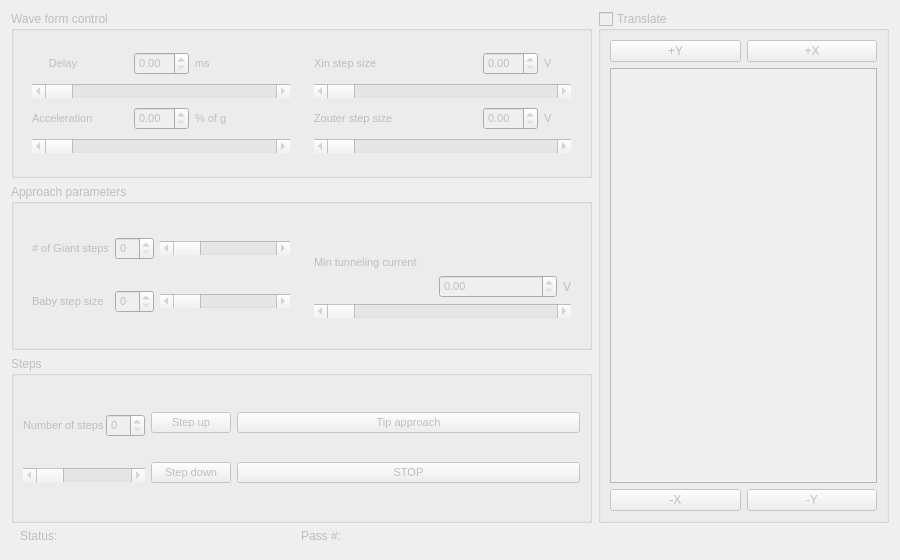
This is pyqt5 STM software/ui/TipApproach.ui in freestylexyz/STM-pyqt5-software as Qt 5 draws it before an edit. The edited form follows.
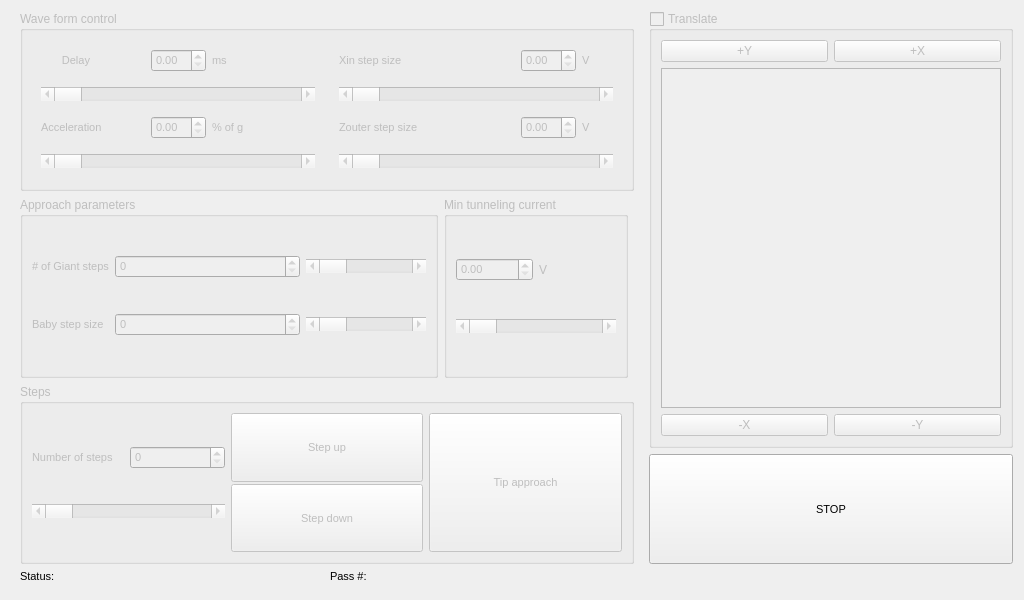
This is the edited form. Icons and pictures are not drawn.

The edit to the form file:
```diff
--- a/pyqt5 STM software/ui/TipApproach.ui
+++ b/pyqt5 STM software/ui/TipApproach.ui
@@ -3,14 +3,14 @@
  <class>TipApproach</class>
  <widget class="QWidget" name="TipApproach">
   <property name="enabled">
-   <bool>false</bool>
+   <bool>true</bool>
   </property>
   <property name="geometry">
    <rect>
     <x>0</x>
     <y>0</y>
-    <width>900</width>
-    <height>560</height>
+    <width>1024</width>
+    <height>600</height>
    </rect>
   </property>
   <property name="sizePolicy">
@@ -21,10 +21,15 @@
   </property>
   <property name="minimumSize">
    <size>
-    <width>900</width>
-    <height>560</height>
+    <width>1024</width>
+    <height>600</height>
    </size>
   </property>
+  <property name="font">
+   <font>
+    <pointsize>9</pointsize>
+   </font>
+  </property>
   <property name="windowTitle">
    <string>Tip Approach</string>
   </property>
@@ -32,14 +37,415 @@
    <iconset>
     <normaloff>:/menuIcon/tipappriconblack.png</normaloff>:/menuIcon/tipappriconblack.png</iconset>
   </property>
-  <layout class="QGridLayout" name="gridLayout_3">
-   <item row="0" column="0" colspan="2">
-    <layout class="QVBoxLayout" name="verticalLayout_8">
+  <layout class="QGridLayout" name="gridLayout_5">
+   <item row="2" column="0">
+    <widget class="QWidget" name="widget_Status_TipAppr" native="true">
+     <property name="sizePolicy">
+      <sizepolicy hsizetype="Preferred" vsizetype="Fixed">
+       <horstretch>0</horstretch>
+       <verstretch>0</verstretch>
+      </sizepolicy>
+     </property>
+     <property name="minimumSize">
+      <size>
+       <width>0</width>
+       <height>18</height>
+      </size>
+     </property>
+     <property name="font">
+      <font>
+       <pointsize>8</pointsize>
+      </font>
+     </property>
+     <layout class="QGridLayout" name="gridLayout_10">
+      <property name="topMargin">
+       <number>0</number>
+      </property>
+      <property name="bottomMargin">
+       <number>6</number>
+      </property>
+      <item row="0" column="0">
+       <widget class="QLabel" name="label_14">
+        <property name="text">
+         <string>Status:</string>
+        </property>
+        <property name="alignment">
+         <set>Qt::AlignBottom|Qt::AlignLeading|Qt::AlignLeft</set>
+        </property>
+       </widget>
+      </item>
+      <item row="0" column="1">
+       <widget class="QLabel" name="label_Status_Status">
+        <property name="text">
+         <string/>
+        </property>
+        <property name="alignment">
+         <set>Qt::AlignBottom|Qt::AlignLeading|Qt::AlignLeft</set>
+        </property>
+       </widget>
+      </item>
+      <item row="0" column="2">
+       <widget class="QLabel" name="label_15">
+        <property name="text">
+         <string>Pass #:</string>
+        </property>
+        <property name="alignment">
+         <set>Qt::AlignBottom|Qt::AlignLeading|Qt::AlignLeft</set>
+        </property>
+       </widget>
+      </item>
+      <item row="0" column="3">
+       <widget class="QLabel" name="label_Pass_Status">
+        <property name="text">
+         <string/>
+        </property>
+        <property name="alignment">
+         <set>Qt::AlignBottom|Qt::AlignLeading|Qt::AlignLeft</set>
+        </property>
+       </widget>
+      </item>
+     </layout>
+    </widget>
+   </item>
+   <item row="0" column="0" rowspan="2">
+    <widget class="QWidget" name="widget_7" native="true">
+     <layout class="QGridLayout" name="gridLayout_6">
+      <property name="topMargin">
+       <number>0</number>
+      </property>
+      <property name="bottomMargin">
+       <number>0</number>
+      </property>
+      <item row="2" column="0" colspan="3">
+       <widget class="QGroupBox" name="groupBox_Steps_TipAppr">
+        <property name="enabled">
+         <bool>false</bool>
+        </property>
+        <property name="sizePolicy">
+         <sizepolicy hsizetype="Preferred" vsizetype="Preferred">
+          <horstretch>0</horstretch>
+          <verstretch>0</verstretch>
+         </sizepolicy>
+        </property>
+        <property name="title">
+         <string>Steps</string>
+        </property>
+        <layout class="QGridLayout" name="gridLayout_2">
+         <item row="0" column="2">
+          <widget class="QWidget" name="widget_6" native="true">
+           <layout class="QVBoxLayout" name="verticalLayout_9">
+            <property name="spacing">
+             <number>2</number>
+            </property>
+            <property name="leftMargin">
+             <number>0</number>
+            </property>
+            <property name="topMargin">
+             <number>0</number>
+            </property>
+            <property name="rightMargin">
+             <number>0</number>
+            </property>
+            <property name="bottomMargin">
+             <number>0</number>
+            </property>
      <item>
+             <widget class="QPushButton" name="pushButton_TipAppr_Steps">
+              <property name="sizePolicy">
+               <sizepolicy hsizetype="Minimum" vsizetype="Minimum">
+                <horstretch>0</horstretch>
+                <verstretch>0</verstretch>
+               </sizepolicy>
+              </property>
+              <property name="font">
+               <font>
+                <pointsize>8</pointsize>
+               </font>
+              </property>
+              <property name="text">
+               <string>Tip approach</string>
+              </property>
+             </widget>
+            </item>
+           </layout>
+          </widget>
+         </item>
+         <item row="0" column="0">
+          <widget class="QWidget" name="widget" native="true">
+           <layout class="QVBoxLayout" name="verticalLayout_4">
+            <property name="spacing">
+             <number>2</number>
+            </property>
+            <property name="leftMargin">
+             <number>0</number>
+            </property>
+            <property name="topMargin">
+             <number>0</number>
+            </property>
+            <property name="rightMargin">
+             <number>0</number>
+            </property>
+            <property name="bottomMargin">
+             <number>0</number>
+            </property>
+            <item>
+             <layout class="QHBoxLayout" name="horizontalLayout_7">
+              <property name="spacing">
+               <number>2</number>
+              </property>
+              <item>
+               <widget class="QLabel" name="label_11">
+                <property name="font">
+                 <font>
+                  <pointsize>8</pointsize>
+                 </font>
+                </property>
+                <property name="text">
+                 <string>Number of steps</string>
+                </property>
+               </widget>
+              </item>
+              <item>
+               <widget class="QSpinBox" name="spinBox_NumInput_Steps">
+                <property name="font">
+                 <font>
+                  <pointsize>8</pointsize>
+                 </font>
+                </property>
+               </widget>
+              </item>
+             </layout>
+            </item>
+            <item>
+             <widget class="QScrollBar" name="scrollBar_NumInput_Steps">
+              <property name="orientation">
+               <enum>Qt::Horizontal</enum>
+              </property>
+             </widget>
+            </item>
+            <item>
+             <spacer name="horizontalSpacer_2">
+              <property name="orientation">
+               <enum>Qt::Horizontal</enum>
+              </property>
+              <property name="sizeType">
+               <enum>QSizePolicy::Minimum</enum>
+              </property>
+              <property name="sizeHint" stdset="0">
+               <size>
+                <width>40</width>
+                <height>0</height>
+               </size>
+              </property>
+             </spacer>
+            </item>
+           </layout>
+          </widget>
+         </item>
+         <item row="0" column="1">
+          <widget class="QWidget" name="widget_2" native="true">
+           <layout class="QVBoxLayout" name="verticalLayout_6">
+            <property name="spacing">
+             <number>2</number>
+            </property>
+            <property name="leftMargin">
+             <number>0</number>
+            </property>
+            <property name="topMargin">
+             <number>0</number>
+            </property>
+            <property name="rightMargin">
+             <number>0</number>
+            </property>
+            <property name="bottomMargin">
+             <number>0</number>
+            </property>
+            <item>
+             <widget class="QPushButton" name="pushButton_Up_Steps">
+              <property name="sizePolicy">
+               <sizepolicy hsizetype="Minimum" vsizetype="Minimum">
+                <horstretch>0</horstretch>
+                <verstretch>0</verstretch>
+               </sizepolicy>
+              </property>
+              <property name="font">
+               <font>
+                <pointsize>8</pointsize>
+               </font>
+              </property>
+              <property name="text">
+               <string>Step up</string>
+              </property>
+             </widget>
+            </item>
+            <item>
+             <widget class="QPushButton" name="pushButton_Down_Steps">
+              <property name="sizePolicy">
+               <sizepolicy hsizetype="Minimum" vsizetype="Minimum">
+                <horstretch>0</horstretch>
+                <verstretch>0</verstretch>
+               </sizepolicy>
+              </property>
+              <property name="font">
+               <font>
+                <pointsize>8</pointsize>
+               </font>
+              </property>
+              <property name="text">
+               <string>Step down</string>
+              </property>
+             </widget>
+            </item>
+            <item>
+             <spacer name="horizontalSpacer_3">
+              <property name="orientation">
+               <enum>Qt::Horizontal</enum>
+              </property>
+              <property name="sizeType">
+               <enum>QSizePolicy::Minimum</enum>
+              </property>
+              <property name="sizeHint" stdset="0">
+               <size>
+                <width>40</width>
+                <height>0</height>
+               </size>
+              </property>
+             </spacer>
+            </item>
+           </layout>
+          </widget>
+         </item>
+        </layout>
+       </widget>
+      </item>
+      <item row="1" column="0">
+       <widget class="QGroupBox" name="groupBox_ApprPar_TipAppr">
+        <property name="enabled">
+         <bool>false</bool>
+        </property>
+        <property name="title">
+         <string>Approach parameters</string>
+        </property>
+        <layout class="QGridLayout" name="gridLayout_4">
+         <item row="3" column="2">
+          <widget class="QScrollBar" name="scrollBar_BstepInput_ApprPar">
+           <property name="sizePolicy">
+            <sizepolicy hsizetype="Minimum" vsizetype="Fixed">
+             <horstretch>0</horstretch>
+             <verstretch>0</verstretch>
+            </sizepolicy>
+           </property>
+           <property name="minimumSize">
+            <size>
+             <width>120</width>
+             <height>0</height>
+            </size>
+           </property>
+           <property name="orientation">
+            <enum>Qt::Horizontal</enum>
+           </property>
+          </widget>
+         </item>
+         <item row="1" column="0">
+          <widget class="QLabel" name="label_9">
+           <property name="sizePolicy">
+            <sizepolicy hsizetype="Minimum" vsizetype="Preferred">
+             <horstretch>0</horstretch>
+             <verstretch>0</verstretch>
+            </sizepolicy>
+           </property>
+           <property name="font">
+            <font>
+             <pointsize>8</pointsize>
+            </font>
+           </property>
+           <property name="text">
+            <string># of Giant steps</string>
+           </property>
+          </widget>
+         </item>
+         <item row="3" column="1">
+          <widget class="QSpinBox" name="spinBox_GstepInput_ApprPar">
+           <property name="font">
+            <font>
+             <pointsize>8</pointsize>
+            </font>
+           </property>
+          </widget>
+         </item>
+         <item row="1" column="1">
+          <widget class="QSpinBox" name="spinBox_BstepInput_ApprPar">
+           <property name="font">
+            <font>
+             <pointsize>8</pointsize>
+            </font>
+           </property>
+          </widget>
+         </item>
+         <item row="3" column="0">
+          <widget class="QLabel" name="label_10">
+           <property name="sizePolicy">
+            <sizepolicy hsizetype="Minimum" vsizetype="Preferred">
+             <horstretch>0</horstretch>
+             <verstretch>0</verstretch>
+            </sizepolicy>
+           </property>
+           <property name="font">
+            <font>
+             <pointsize>8</pointsize>
+            </font>
+           </property>
+           <property name="text">
+            <string>Baby step size</string>
+           </property>
+          </widget>
+         </item>
+         <item row="1" column="2">
+          <widget class="QScrollBar" name="scrollBar_GstepInput_ApprPar">
+           <property name="sizePolicy">
+            <sizepolicy hsizetype="Minimum" vsizetype="Fixed">
+             <horstretch>0</horstretch>
+             <verstretch>0</verstretch>
+            </sizepolicy>
+           </property>
+           <property name="minimumSize">
+            <size>
+             <width>120</width>
+             <height>0</height>
+            </size>
+           </property>
+           <property name="orientation">
+            <enum>Qt::Horizontal</enum>
+           </property>
+          </widget>
+         </item>
+         <item row="4" column="1">
+          <spacer name="horizontalSpacer_4">
+           <property name="orientation">
+            <enum>Qt::Horizontal</enum>
+           </property>
+           <property name="sizeHint" stdset="0">
+            <size>
+             <width>40</width>
+             <height>0</height>
+            </size>
+           </property>
+          </spacer>
+         </item>
+        </layout>
+       </widget>
+      </item>
+      <item row="0" column="0" colspan="3">
       <widget class="QGroupBox" name="groupBox_WaveForm_TipAppr">
        <property name="enabled">
         <bool>false</bool>
        </property>
+        <property name="sizePolicy">
+         <sizepolicy hsizetype="Preferred" vsizetype="Minimum">
+          <horstretch>0</horstretch>
+          <verstretch>0</verstretch>
+         </sizepolicy>
+        </property>
        <property name="title">
         <string>Wave form control</string>
        </property>
@@ -53,6 +459,12 @@
            </sizepolicy>
           </property>
           <layout class="QGridLayout" name="gridLayout_8">
+            <property name="topMargin">
+             <number>0</number>
+            </property>
+            <property name="bottomMargin">
+             <number>0</number>
+            </property>
            <item row="3" column="0" colspan="5">
             <widget class="QScrollBar" name="horizontalScrollBar_2">
              <property name="orientation">
@@ -166,6 +578,12 @@
         <item row="0" column="1">
          <widget class="QWidget" name="widget_8" native="true">
           <layout class="QGridLayout" name="gridLayout_7">
+            <property name="topMargin">
+             <number>0</number>
+            </property>
+            <property name="bottomMargin">
+             <number>0</number>
+            </property>
            <item row="2" column="5">
             <widget class="QLabel" name="label_8">
              <property name="font">
@@ -270,127 +688,46 @@
        </layout>
       </widget>
      </item>
-     <item>
-      <widget class="QGroupBox" name="groupBox_ApprPar_TipAppr">
+      <item row="1" column="1">
+       <widget class="QGroupBox" name="groupBox_MInCurr_TipAppr">
+        <property name="enabled">
+         <bool>false</bool>
+        </property>
        <property name="title">
-        <string>Approach parameters</string>
-       </property>
-       <layout class="QGridLayout" name="gridLayout_6">
-        <property name="topMargin">
-         <number>0</number>
-        </property>
-        <property name="bottomMargin">
-         <number>0</number>
-        </property>
-        <item row="0" column="1">
-         <widget class="QWidget" name="widget_7" native="true">
-          <layout class="QGridLayout" name="gridLayout_5">
-           <item row="2" column="1">
-            <widget class="QDoubleSpinBox" name="spinBox_MinCurrInput_ApprPar">
-             <property name="sizePolicy">
-              <sizepolicy hsizetype="Minimum" vsizetype="Fixed">
-               <horstretch>0</horstretch>
-               <verstretch>0</verstretch>
-              </sizepolicy>
-             </property>
-             <property name="minimumSize">
-              <size>
-               <width>0</width>
-               <height>0</height>
-              </size>
-             </property>
-             <property name="font">
-              <font>
-               <pointsize>8</pointsize>
-               <underline>false</underline>
-              </font>
-             </property>
-            </widget>
-           </item>
-           <item row="1" column="0" colspan="2">
-            <widget class="QLabel" name="label_12">
-             <property name="sizePolicy">
-              <sizepolicy hsizetype="Minimum" vsizetype="Minimum">
-               <horstretch>0</horstretch>
-               <verstretch>0</verstretch>
-              </sizepolicy>
-             </property>
-             <property name="maximumSize">
-              <size>
-               <width>16777215</width>
-               <height>16777212</height>
-              </size>
-             </property>
-             <property name="font">
-              <font>
-               <pointsize>8</pointsize>
-              </font>
-             </property>
-             <property name="inputMethodHints">
-              <set>Qt::ImhNoEditMenu</set>
-             </property>
-             <property name="text">
               <string>Min tunneling current</string>
              </property>
-             <property name="alignment">
-              <set>Qt::AlignBottom|Qt::AlignLeading|Qt::AlignLeft</set>
+        <layout class="QGridLayout" name="gridLayout_11">
+         <item row="0" column="0">
+          <widget class="QDoubleSpinBox" name="spinBox_Input_MInCurr">
+           <property name="sizePolicy">
+            <sizepolicy hsizetype="Minimum" vsizetype="Fixed">
+             <horstretch>0</horstretch>
+             <verstretch>0</verstretch>
+            </sizepolicy>
+           </property>
+           <property name="minimumSize">
+            <size>
+             <width>0</width>
+             <height>0</height>
+            </size>
+           </property>
+           <property name="font">
+            <font>
+             <pointsize>8</pointsize>
+             <underline>false</underline>
+            </font>
              </property>
             </widget>
            </item>
-           <item row="2" column="2">
+         <item row="0" column="1">
             <widget class="QLabel" name="label_13">
              <property name="text">
               <string>V</string>
              </property>
             </widget>
            </item>
-           <item row="2" column="0">
-            <spacer name="horizontalSpacer_8">
-             <property name="orientation">
-              <enum>Qt::Horizontal</enum>
-             </property>
-             <property name="sizeType">
-              <enum>QSizePolicy::Expanding</enum>
-             </property>
-             <property name="sizeHint" stdset="0">
-              <size>
-               <width>40</width>
-               <height>20</height>
-              </size>
-             </property>
-            </spacer>
-           </item>
-           <item row="5" column="1">
-            <spacer name="horizontalSpacer_5">
-             <property name="orientation">
-              <enum>Qt::Horizontal</enum>
-             </property>
-             <property name="sizeType">
-              <enum>QSizePolicy::Expanding</enum>
-             </property>
-             <property name="sizeHint" stdset="0">
-              <size>
-               <width>40</width>
-               <height>0</height>
-              </size>
-             </property>
-            </spacer>
-           </item>
-           <item row="4" column="0" colspan="3">
-            <spacer name="horizontalSpacer_9">
-             <property name="orientation">
-              <enum>Qt::Horizontal</enum>
-             </property>
-             <property name="sizeHint" stdset="0">
-              <size>
-               <width>40</width>
-               <height>20</height>
-              </size>
-             </property>
-            </spacer>
-           </item>
-           <item row="3" column="0" colspan="3">
-            <widget class="QScrollBar" name="scrollBar_MinCurrInput_ApprPar">
+         <item row="1" column="0" colspan="2">
+          <widget class="QScrollBar" name="scrollBar_Input_MInCurr">
              <property name="minimumSize">
               <size>
                <width>160</width>
@@ -405,327 +742,26 @@
           </layout>
          </widget>
         </item>
-        <item row="0" column="0">
-         <widget class="QWidget" name="widget_5" native="true">
-          <layout class="QGridLayout" name="gridLayout_4">
-           <item row="0" column="0">
-            <widget class="QLabel" name="label_9">
-             <property name="sizePolicy">
-              <sizepolicy hsizetype="Minimum" vsizetype="Preferred">
-               <horstretch>0</horstretch>
-               <verstretch>0</verstretch>
-              </sizepolicy>
-             </property>
-             <property name="font">
-              <font>
-               <pointsize>8</pointsize>
-              </font>
-             </property>
-             <property name="text">
-              <string># of Giant steps</string>
-             </property>
-            </widget>
-           </item>
-           <item row="0" column="2">
-            <widget class="QScrollBar" name="scrollBar_GstepInput_ApprPar">
-             <property name="sizePolicy">
-              <sizepolicy hsizetype="Minimum" vsizetype="Fixed">
-               <horstretch>0</horstretch>
-               <verstretch>0</verstretch>
-              </sizepolicy>
-             </property>
-             <property name="minimumSize">
-              <size>
-               <width>120</width>
-               <height>0</height>
-              </size>
-             </property>
-             <property name="orientation">
-              <enum>Qt::Horizontal</enum>
-             </property>
-            </widget>
-           </item>
-           <item row="0" column="1">
-            <widget class="QSpinBox" name="spinBox_GstepInput_ApprPar">
-             <property name="font">
-              <font>
-               <pointsize>8</pointsize>
-              </font>
-             </property>
-            </widget>
-           </item>
-           <item row="2" column="1">
-            <widget class="QSpinBox" name="spinBox_BstepInput_ApprPar">
-             <property name="font">
-              <font>
-               <pointsize>8</pointsize>
-              </font>
-             </property>
-            </widget>
-           </item>
-           <item row="2" column="0">
-            <widget class="QLabel" name="label_10">
-             <property name="sizePolicy">
-              <sizepolicy hsizetype="Minimum" vsizetype="Preferred">
-               <horstretch>0</horstretch>
-               <verstretch>0</verstretch>
-              </sizepolicy>
-             </property>
-             <property name="font">
-              <font>
-               <pointsize>8</pointsize>
-              </font>
-             </property>
-             <property name="text">
-              <string>Baby step size</string>
-             </property>
-            </widget>
-           </item>
-           <item row="2" column="2">
-            <widget class="QScrollBar" name="scrollBar_BstepInput_ApprPar">
-             <property name="sizePolicy">
-              <sizepolicy hsizetype="Minimum" vsizetype="Fixed">
-               <horstretch>0</horstretch>
-               <verstretch>0</verstretch>
-              </sizepolicy>
-             </property>
-             <property name="minimumSize">
-              <size>
-               <width>120</width>
-               <height>0</height>
-              </size>
-             </property>
-             <property name="orientation">
-              <enum>Qt::Horizontal</enum>
-             </property>
-            </widget>
-           </item>
-           <item row="1" column="2">
-            <spacer name="horizontalSpacer_4">
-             <property name="orientation">
-              <enum>Qt::Horizontal</enum>
-             </property>
-             <property name="sizeHint" stdset="0">
-              <size>
-               <width>40</width>
-               <height>0</height>
-              </size>
-             </property>
-            </spacer>
-           </item>
           </layout>
          </widget>
         </item>
-       </layout>
-      </widget>
-     </item>
-     <item>
-      <widget class="QGroupBox" name="groupBox_Steps_TipAppr">
-       <property name="title">
-        <string>Steps</string>
-       </property>
-       <layout class="QGridLayout" name="gridLayout_2">
         <item row="0" column="1">
-         <widget class="QWidget" name="widget_2" native="true">
-          <layout class="QVBoxLayout" name="verticalLayout_6">
-           <property name="spacing">
-            <number>2</number>
-           </property>
-           <property name="leftMargin">
-            <number>0</number>
-           </property>
-           <property name="topMargin">
-            <number>0</number>
-           </property>
-           <property name="rightMargin">
-            <number>0</number>
-           </property>
-           <property name="bottomMargin">
-            <number>0</number>
-           </property>
-           <item>
-            <widget class="QPushButton" name="pushButton_Up_Steps">
-             <property name="font">
-              <font>
-               <pointsize>8</pointsize>
-              </font>
-             </property>
-             <property name="text">
-              <string>Step up</string>
-             </property>
-            </widget>
-           </item>
-           <item>
-            <widget class="QPushButton" name="pushButton_Down_Steps">
-             <property name="font">
-              <font>
-               <pointsize>8</pointsize>
-              </font>
-             </property>
-             <property name="text">
-              <string>Step down</string>
-             </property>
-            </widget>
-           </item>
-           <item>
-            <spacer name="horizontalSpacer_3">
-             <property name="orientation">
-              <enum>Qt::Horizontal</enum>
-             </property>
-             <property name="sizeType">
-              <enum>QSizePolicy::Minimum</enum>
-             </property>
-             <property name="sizeHint" stdset="0">
-              <size>
-               <width>40</width>
-               <height>0</height>
-              </size>
-             </property>
-            </spacer>
-           </item>
-          </layout>
-         </widget>
-        </item>
-        <item row="0" column="2">
-         <widget class="QWidget" name="widget_6" native="true">
-          <layout class="QVBoxLayout" name="verticalLayout_9">
-           <property name="spacing">
-            <number>2</number>
-           </property>
-           <property name="leftMargin">
-            <number>0</number>
-           </property>
-           <property name="topMargin">
-            <number>0</number>
-           </property>
-           <property name="rightMargin">
-            <number>0</number>
-           </property>
-           <property name="bottomMargin">
-            <number>0</number>
-           </property>
-           <item>
-            <widget class="QPushButton" name="pushButton_TipAppr_Steps">
-             <property name="font">
-              <font>
-               <pointsize>8</pointsize>
-              </font>
-             </property>
-             <property name="text">
-              <string>Tip approach</string>
-             </property>
-            </widget>
-           </item>
-           <item>
-            <widget class="QPushButton" name="pushButton_STOP_Steps">
-             <property name="font">
-              <font>
-               <pointsize>8</pointsize>
-              </font>
-             </property>
-             <property name="text">
-              <string>STOP</string>
-             </property>
-            </widget>
-           </item>
-           <item>
-            <spacer name="horizontalSpacer">
-             <property name="orientation">
-              <enum>Qt::Horizontal</enum>
-             </property>
-             <property name="sizeType">
-              <enum>QSizePolicy::Expanding</enum>
-             </property>
-             <property name="sizeHint" stdset="0">
-              <size>
-               <width>30</width>
-               <height>0</height>
-              </size>
-             </property>
-            </spacer>
-           </item>
-          </layout>
-         </widget>
-        </item>
-        <item row="0" column="0">
-         <widget class="QWidget" name="widget" native="true">
-          <layout class="QVBoxLayout" name="verticalLayout_4">
-           <property name="spacing">
-            <number>2</number>
-           </property>
-           <property name="leftMargin">
-            <number>0</number>
-           </property>
-           <property name="topMargin">
-            <number>0</number>
-           </property>
-           <property name="rightMargin">
-            <number>0</number>
-           </property>
-           <property name="bottomMargin">
-            <number>0</number>
-           </property>
-           <item>
-            <layout class="QHBoxLayout" name="horizontalLayout_7">
-             <property name="spacing">
-              <number>2</number>
-             </property>
-             <item>
-              <widget class="QLabel" name="label_11">
-               <property name="font">
-                <font>
-                 <pointsize>8</pointsize>
-                </font>
-               </property>
-               <property name="text">
-                <string>Number of steps</string>
-               </property>
-              </widget>
-             </item>
-             <item>
-              <widget class="QSpinBox" name="spinBox_NumInput_Steps">
-               <property name="font">
-                <font>
-                 <pointsize>8</pointsize>
-                </font>
-               </property>
-              </widget>
-             </item>
-            </layout>
-           </item>
-           <item>
-            <widget class="QScrollBar" name="scrollBar_NumInput_Steps">
-             <property name="orientation">
-              <enum>Qt::Horizontal</enum>
-             </property>
-            </widget>
-           </item>
-           <item>
-            <spacer name="horizontalSpacer_2">
-             <property name="orientation">
-              <enum>Qt::Horizontal</enum>
-             </property>
-             <property name="sizeType">
-              <enum>QSizePolicy::Minimum</enum>
-             </property>
-             <property name="sizeHint" stdset="0">
-              <size>
-               <width>40</width>
-               <height>0</height>
-              </size>
-             </property>
-            </spacer>
-           </item>
-          </layout>
-         </widget>
-        </item>
-       </layout>
-      </widget>
-     </item>
-    </layout>
-   </item>
-   <item row="0" column="3">
     <widget class="QGroupBox" name="groupBox_Trans_TipAppro">
+     <property name="enabled">
+      <bool>false</bool>
+     </property>
+     <property name="sizePolicy">
+      <sizepolicy hsizetype="Minimum" vsizetype="Minimum">
+       <horstretch>0</horstretch>
+       <verstretch>0</verstretch>
+      </sizepolicy>
+     </property>
+     <property name="minimumSize">
+      <size>
+       <width>0</width>
+       <height>0</height>
+      </size>
+     </property>
      <property name="title">
       <string>Translate</string>
      </property>
@@ -736,6 +772,34 @@
       <bool>false</bool>
      </property>
      <layout class="QGridLayout" name="gridLayout">
+      <property name="leftMargin">
+       <number>9</number>
+      </property>
+      <property name="topMargin">
+       <number>9</number>
+      </property>
+      <property name="rightMargin">
+       <number>9</number>
+      </property>
+      <property name="bottomMargin">
+       <number>9</number>
+      </property>
+      <item row="2" column="0" colspan="2">
+       <widget class="QTextBrowser" name="Display_Trans">
+        <property name="sizePolicy">
+         <sizepolicy hsizetype="Fixed" vsizetype="Fixed">
+          <horstretch>0</horstretch>
+          <verstretch>0</verstretch>
+         </sizepolicy>
+        </property>
+        <property name="minimumSize">
+         <size>
+          <width>340</width>
+          <height>340</height>
+         </size>
+        </property>
+       </widget>
+      </item>
       <item row="0" column="1">
        <widget class="QPushButton" name="pushButton_Xfwd_Trans">
         <property name="text">
@@ -743,106 +807,46 @@
         </property>
        </widget>
       </item>
-      <item row="0" column="0">
-       <widget class="QPushButton" name="pushButton_Yfwd_Trans">
-        <property name="text">
-         <string>+Y</string>
-        </property>
-       </widget>
-      </item>
-      <item row="2" column="0">
-       <widget class="QPushButton" name="pushButton_Xbkwd_Trans">
-        <property name="text">
-         <string>-X</string>
-        </property>
-       </widget>
-      </item>
-      <item row="2" column="1">
+      <item row="3" column="1">
        <widget class="QPushButton" name="pushButton_Ybkwd_Trans">
         <property name="text">
          <string>-Y</string>
         </property>
        </widget>
       </item>
-      <item row="1" column="0" colspan="2">
-       <widget class="QTextBrowser" name="Display_Trans"/>
-      </item>
-     </layout>
-    </widget>
-   </item>
-   <item row="1" column="0" colspan="2">
-    <widget class="QWidget" name="widget_Status_TipAppr" native="true">
-     <layout class="QGridLayout" name="gridLayout_10">
-      <property name="leftMargin">
-       <number>9</number>
-      </property>
-      <property name="topMargin">
-       <number>0</number>
-      </property>
-      <property name="rightMargin">
-       <number>9</number>
-      </property>
-      <property name="bottomMargin">
-       <number>6</number>
-      </property>
-      <property name="horizontalSpacing">
-       <number>0</number>
-      </property>
-      <item row="0" column="4">
-       <widget class="QLabel" name="label_Pass_Status">
+      <item row="3" column="0">
+       <widget class="QPushButton" name="pushButton_Xbkwd_Trans">
         <property name="text">
-         <string/>
-        </property>
-       </widget>
-      </item>
-      <item row="0" column="3">
-       <widget class="QLabel" name="label_15">
-        <property name="text">
-         <string>Pass #:</string>
-        </property>
-       </widget>
-      </item>
-      <item row="0" column="1">
-       <widget class="QLabel" name="label_Status_Status">
-        <property name="text">
-         <string/>
+         <string>-X</string>
         </property>
        </widget>
       </item>
       <item row="0" column="0">
-       <widget class="QLabel" name="label_14">
+       <widget class="QPushButton" name="pushButton_Yfwd_Trans">
         <property name="text">
-         <string>Status:</string>
+         <string>+Y</string>
         </property>
+       </widget>
+      </item>
+     </layout>
        </widget>
       </item>
       <item row="1" column="1">
-       <spacer name="horizontalSpacer_6">
-        <property name="orientation">
-         <enum>Qt::Horizontal</enum>
-        </property>
-        <property name="sizeHint" stdset="0">
-         <size>
-          <width>40</width>
-          <height>0</height>
-         </size>
-        </property>
-       </spacer>
-      </item>
-      <item row="1" column="4">
-       <spacer name="horizontalSpacer_7">
-        <property name="orientation">
-         <enum>Qt::Horizontal</enum>
-        </property>
-        <property name="sizeHint" stdset="0">
-         <size>
-          <width>40</width>
-          <height>0</height>
-         </size>
-        </property>
-       </spacer>
-      </item>
-     </layout>
+    <widget class="QPushButton" name="pushButton_STOP_Steps">
+     <property name="sizePolicy">
+      <sizepolicy hsizetype="Minimum" vsizetype="Minimum">
+       <horstretch>0</horstretch>
+       <verstretch>0</verstretch>
+      </sizepolicy>
+     </property>
+     <property name="font">
+      <font>
+       <pointsize>8</pointsize>
+      </font>
+     </property>
+     <property name="text">
+      <string>STOP</string>
+     </property>
     </widget>
    </item>
   </layout>
```
Lines whose indentation alone changed are shown as unchanged.
